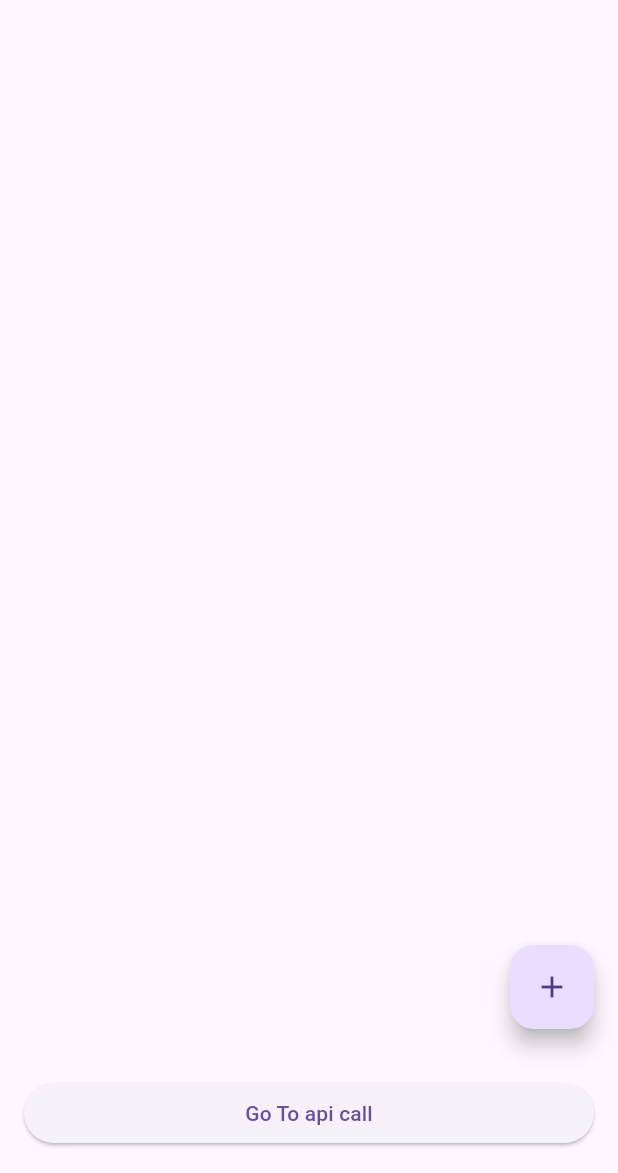
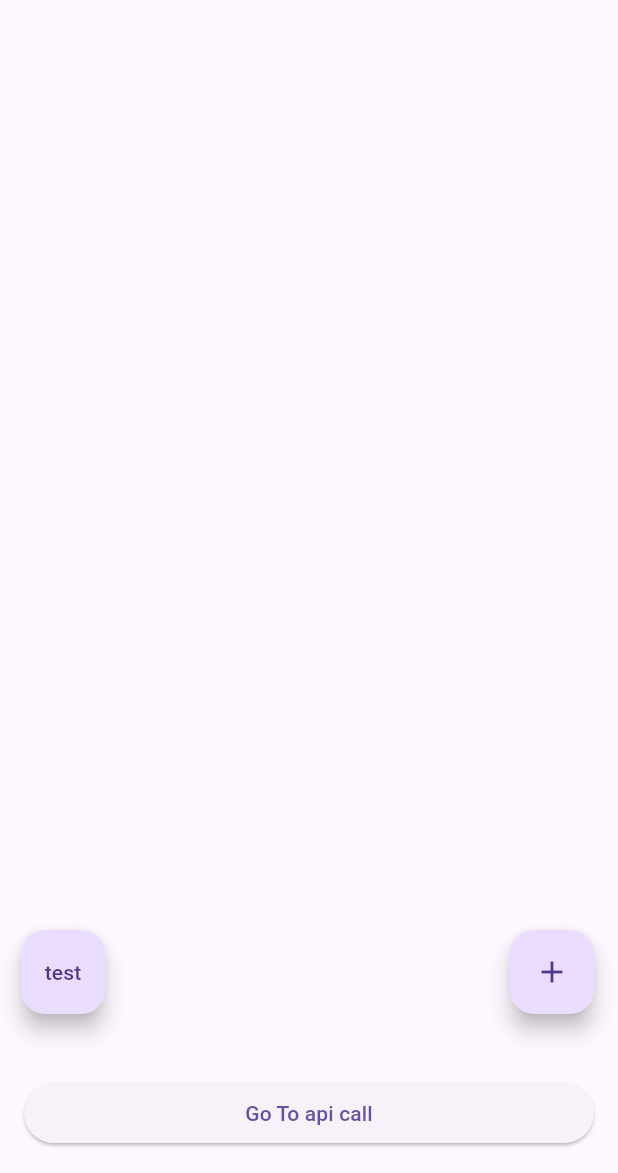
Before and after one commit to mcicishvilii/flutprojs, a Flutter app: the screen it shows after launch, on a phone screen of 412 x 824 dp, the part 63-1236 px from its top. Run offline on Flutter 3.47's test engine with Material 3 defaults, Android fonts, the light colour scheme and no system bars; our stand-ins replace sqflite; accounts and stored records are empty.

Commit message:
* add test_widgets_screen.dart

```diff
--- a/lib/ui/main.dart
+++ b/lib/ui/main.dart
@@ -1,6 +1,7 @@
 import 'package:flutprojs/ui/next_screen.dart';
 import 'package:flutprojs/ui/new_task_screen.dart';
 import 'package:flutprojs/data/db/task_list.dart';
+import 'package:flutprojs/ui/test_widgets_screen.dart';
 import 'package:flutter/material.dart';
 import 'package:provider/provider.dart';
 
@@ -79,21 +80,39 @@ class NotesHomePage extends StatelessWidget {
           );
         },
       ),
-      floatingActionButton: Column(
-        mainAxisAlignment: MainAxisAlignment.end,
-        children: [
-          FloatingActionButton(
+      floatingActionButton: Stack(
+        children: <Widget>[
+          Positioned(
+            right: 00.0,
+            bottom: 10.0,
+            child: FloatingActionButton(
               onPressed: () {
                 Navigator.push(
                   context,
-                MaterialPageRoute(builder: (context) => const NewTaskScreen()),
+                  MaterialPageRoute(
+                      builder: (context) => const NewTaskScreen()),
                 );
               },
               child: const Icon(Icons.add),
             ),
+          ),
+          Positioned(
+            left: 30.0,
+            bottom: 10.0,
+            child: FloatingActionButton(
+              onPressed: () {
+                Navigator.push(
+                  context,
+                  MaterialPageRoute(
+                    builder: (context) => const TestWidgetsScreen(),
+                  ),
+                );
+              },
+              child: const Text("test"),
+            ),
+          ),
         ],
       ),
-
       bottomNavigationBar: Container(
         width: double.infinity,
         padding: const EdgeInsets.all(16.0),
```
Also changed, not shown: lib/ui/test_widgets_screen.dart (added, +63 -0 lines). Lines whose indentation alone changed are shown as unchanged.
